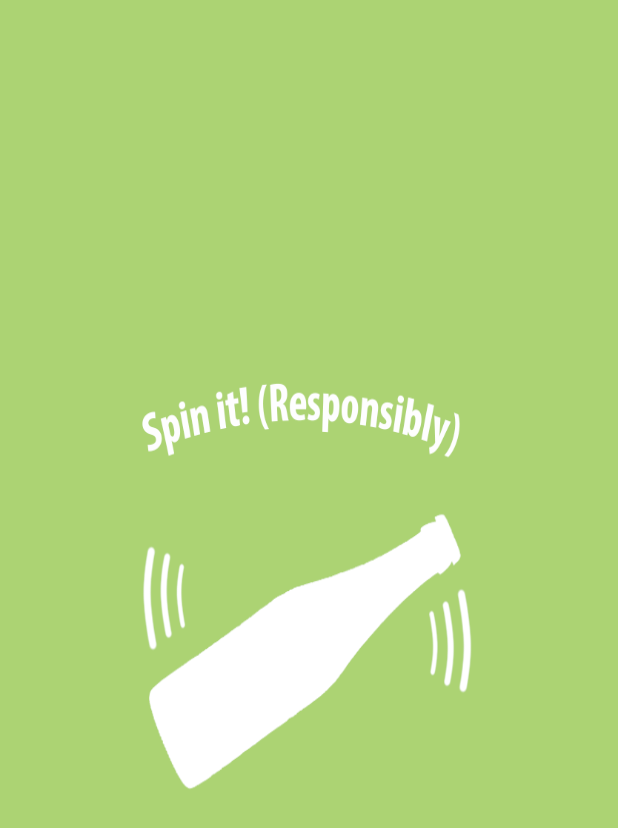
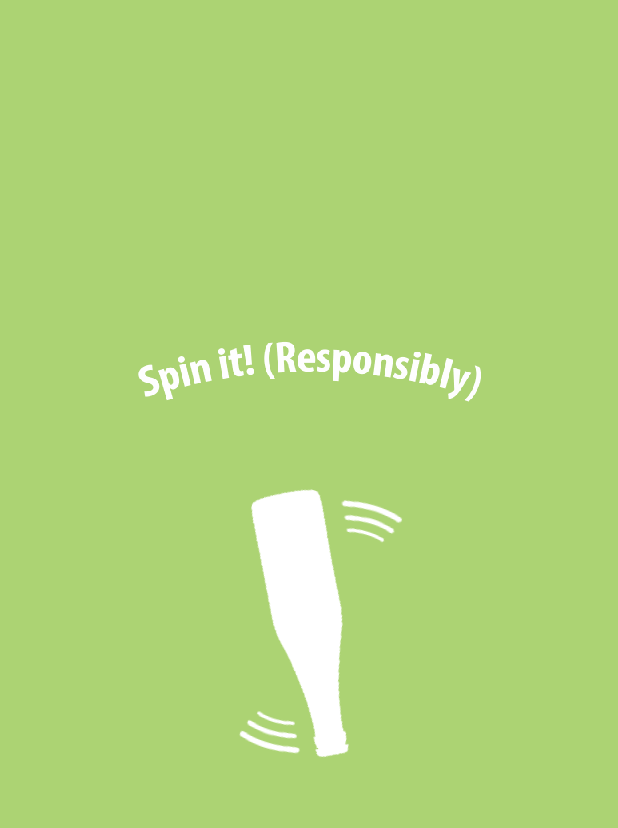
Before and after one commit to matjias/flasken, an Android app: the screen it shows after launch (IntroSplash), on a phone screen of 412 x 824 dp. Shown: the top 828 px of the screen. Run offline under Robolectric (Android 15) with nearby library versions, the phone set to English and light mode, and no system bars.

Commit message:
Made the splash screen animated

```diff
--- a/app/src/main/AndroidManifest.xml
+++ b/app/src/main/AndroidManifest.xml
@@ -6,7 +6,8 @@
         android:allowBackup="true"
         android:icon="@mipmap/ic_launcher"
         android:label="@string/app_name"
-        android:theme="@style/AppTheme" >
+        android:theme="@style/AppTheme"
+        android:screenOrientation="portrait" >
         <activity
             android:name=".GameActivity"
             android:configChanges="orientation|keyboardHidden|screenSize"
--- a/app/src/main/java/dk/dtu/gruppe9/flaskehalsenpegerp/GameActivity.java
+++ b/app/src/main/java/dk/dtu/gruppe9/flaskehalsenpegerp/GameActivity.java
@@ -180,11 +180,6 @@ public class GameActivity extends Activity {
         bottleAnim.setDuration(2000);
         bottleAnim.setInterpolator(new DecelerateInterpolator());
 
-
-        players[playerWon].setWin(false);
-
-
-
         players[playerWon].invalidate();
 
         bottleAnim.start();
@@ -192,7 +187,7 @@ public class GameActivity extends Activity {
         bottleAnim.addListener(new Animator.AnimatorListener() {
             @Override
             public void onAnimationStart(Animator animation) {
-
+                clearPlayerWin();
             }
 
             @Override
@@ -225,5 +220,14 @@ public class GameActivity extends Activity {
 
     }
 
+    private void clearPlayerWin() {
+        // Just fixes the color problem
+        // UPDATE: Or not.. whatever just don't
+        // continuously press the screen.
+        for (PlayerView player : players) {
+            player.setWin(false);
+        }
+    }
+
 
 }
--- a/app/src/main/java/dk/dtu/gruppe9/flaskehalsenpegerp/IntroSplash.java
+++ b/app/src/main/java/dk/dtu/gruppe9/flaskehalsenpegerp/IntroSplash.java
@@ -1,37 +1,69 @@
 package dk.dtu.gruppe9.flaskehalsenpegerp;
 
+import android.animation.Animator;
+import android.animation.ObjectAnimator;
 import android.app.Activity;
 import android.content.Intent;
+import android.graphics.Bitmap;
+import android.graphics.BitmapFactory;
+import android.graphics.Point;
 import android.os.Bundle;
 import android.os.Handler;
 import android.view.MotionEvent;
 import android.view.View;
+import android.view.animation.LinearInterpolator;
+import android.widget.FrameLayout;
+
+import dk.dtu.gruppe9.flaskehalsenpegerp.views.Splash_BottleView;
+import dk.dtu.gruppe9.flaskehalsenpegerp.views.Splash_TitleView;
 
 
 public class IntroSplash extends Activity {
     private final int INTROSPLASH_LENGTH = 50000;
+    private final int ROTATIONS = 20;
+    ObjectAnimator bottleSpin;
+    Splash_BottleView splashBottle;
+    Splash_TitleView splashTitle;
+    FrameLayout frame;
 
     @Override
     protected void onCreate(Bundle savedInstanceState) {
         super.onCreate(savedInstanceState);
         setContentView(R.layout.activity_intro_splash);
 
-        new Handler().postDelayed(new Runnable() {
+        /*new Handler().postDelayed(new Runnable() {
             @Override
             public void run() {
                 endSplash();
             }
-        }, INTROSPLASH_LENGTH);
+        }, INTROSPLASH_LENGTH);*/
 
 
         View view = findViewById(android.R.id.content);
         view.setOnTouchListener(new View.OnTouchListener() {
             @Override
             public boolean onTouch(View v, MotionEvent event) {
-                endSplash();
+                bottleSpin.cancel();
                 return false;
             }
         });
+
+        frame = (FrameLayout) findViewById(R.id.splashFrame);
+
+        Point screenSize = new Point();
+        getWindowManager().getDefaultDisplay().getSize(screenSize);
+
+        int centerX = screenSize.x / 2;
+        int centerY = screenSize.y / 2;
+
+        // Sets up the title
+        splashTitle = new Splash_TitleView(getApplicationContext(), centerX, centerY - screenSize.y / 5);
+        splashBottle = new Splash_BottleView(getApplicationContext(), centerX, centerY);
+
+        frame.addView(splashTitle);
+        frame.addView(splashBottle);
+
+        startAnimation();
     }
 
     private void endSplash() {
@@ -40,4 +72,27 @@ public class IntroSplash extends Activity {
         startActivity(jumpToGame);
         finish();
     }
+
+    private void startAnimation() {
+        bottleSpin = ObjectAnimator.ofFloat(splashBottle, "rotation", 0, -360 * ROTATIONS);
+
+        bottleSpin.setDuration(INTROSPLASH_LENGTH);
+        bottleSpin.setInterpolator(new LinearInterpolator());
+
+        bottleSpin.addListener(new Animator.AnimatorListener() {
+            @Override
+            public void onAnimationStart(Animator animation) {}
+
+            @Override
+            public void onAnimationEnd(Animator animation) { endSplash(); }
+
+            @Override
+            public void onAnimationCancel(Animator animation) { endSplash(); }
+
+            @Override
+            public void onAnimationRepeat(Animator animation) {}
+        });
+
+        bottleSpin.start();
+    }
 }
--- a/app/src/main/java/dk/dtu/gruppe9/flaskehalsenpegerp/views/PlayerView.java
+++ b/app/src/main/java/dk/dtu/gruppe9/flaskehalsenpegerp/views/PlayerView.java
@@ -66,11 +66,8 @@ public class PlayerView extends View{
     }
 
     public void setWin(boolean hasWon){
-        if(hasWon){
-            textPainter.setColor(Color.GREEN);
-        }else{
-            textPainter.setColor(Color.WHITE);
-        }
+        int color = hasWon ? Color.GREEN : Color.WHITE;
+        textPainter.setColor(color);
     }
 
     @Override
--- /dev/null
+++ b/app/src/main/java/dk/dtu/gruppe9/flaskehalsenpegerp/views/Splash_BottleView.java
@@ -0,0 +1,41 @@
+package dk.dtu.gruppe9.flaskehalsenpegerp.views;
+
+import android.content.Context;
+import android.graphics.Bitmap;
+import android.graphics.BitmapFactory;
+import android.graphics.Canvas;
+import android.graphics.Paint;
+import android.view.View;
+
+import dk.dtu.gruppe9.flaskehalsenpegerp.R;
+
+public class Splash_BottleView extends View {
+    static final double BOTTLE_SCALE = 0.6;
+    Bitmap splashBottle, scaledSplashBottle;
+    Paint painter = new Paint();
+    int width, height, posX, posY;
+
+    public Splash_BottleView(Context context, int posX, int posY) {
+        super(context);
+
+        splashBottle = BitmapFactory.decodeResource(getResources(), R.drawable.splash_bottle);
+
+        width = (int) (splashBottle.getWidth() * BOTTLE_SCALE);
+        height = (int) (splashBottle.getHeight() * BOTTLE_SCALE);
+
+        scaledSplashBottle = Bitmap.createScaledBitmap(splashBottle, width, height, false);
+
+        this.posX = posX;
+        this.posY = posY;
+    }
+
+    @Override
+    protected void onDraw(Canvas canvas) {
+        canvas.save();
+        canvas.drawBitmap(scaledSplashBottle,
+                posX - scaledSplashBottle.getWidth() / 2,
+                posY - scaledSplashBottle.getHeight() / 2,
+                painter);
+        canvas.restore();
+    }
+}
--- /dev/null
+++ b/app/src/main/java/dk/dtu/gruppe9/flaskehalsenpegerp/views/Splash_TitleView.java
@@ -0,0 +1,41 @@
+package dk.dtu.gruppe9.flaskehalsenpegerp.views;
+
+import android.content.Context;
+import android.graphics.Bitmap;
+import android.graphics.BitmapFactory;
+import android.graphics.Canvas;
+import android.graphics.Paint;
+import android.view.View;
+
+import dk.dtu.gruppe9.flaskehalsenpegerp.R;
+
+public class Splash_TitleView extends View {
+    static final double TITLE_SCALE = 0.8;
+    Bitmap splashTitle, scaledSplashTitle;
+    Paint painter = new Paint();
+    int width, height, posX, posY;
+
+    public Splash_TitleView(Context context, int posX, int posY) {
+        super(context);
+
+        splashTitle = BitmapFactory.decodeResource(getResources(), R.drawable.splash_title);
+
+        width = (int) (splashTitle.getWidth() * TITLE_SCALE);
+        height = (int) (splashTitle.getHeight() * TITLE_SCALE);
+
+        scaledSplashTitle = Bitmap.createScaledBitmap(splashTitle, width, height, false);
+
+        this.posX = posX;
+        this.posY = posY;
+    }
+
+    @Override
+    protected void onDraw(Canvas canvas) {
+        canvas.save();
+        canvas.drawBitmap(scaledSplashTitle,
+                posX - scaledSplashTitle.getWidth() / 2,
+                posY - scaledSplashTitle.getHeight() / 2,
+                painter);
+        canvas.restore();
+    }
+}
--- a/app/src/main/res/layout/activity_intro_splash.xml
+++ b/app/src/main/res/layout/activity_intro_splash.xml
@@ -1,7 +1,7 @@
-<LinearLayout xmlns:android="http://schemas.android.com/apk/res/android"
+<FrameLayout xmlns:android="http://schemas.android.com/apk/res/android"
     android:orientation="vertical"
     android:layout_width="fill_parent"
     android:layout_height="fill_parent"
-    android:background="@drawable/splash">
-
-</LinearLayout>
+    android:background="#acd373"
+    android:id="@+id/splashFrame" >
+</FrameLayout>
```
Also changed, not shown: 1 other file.
